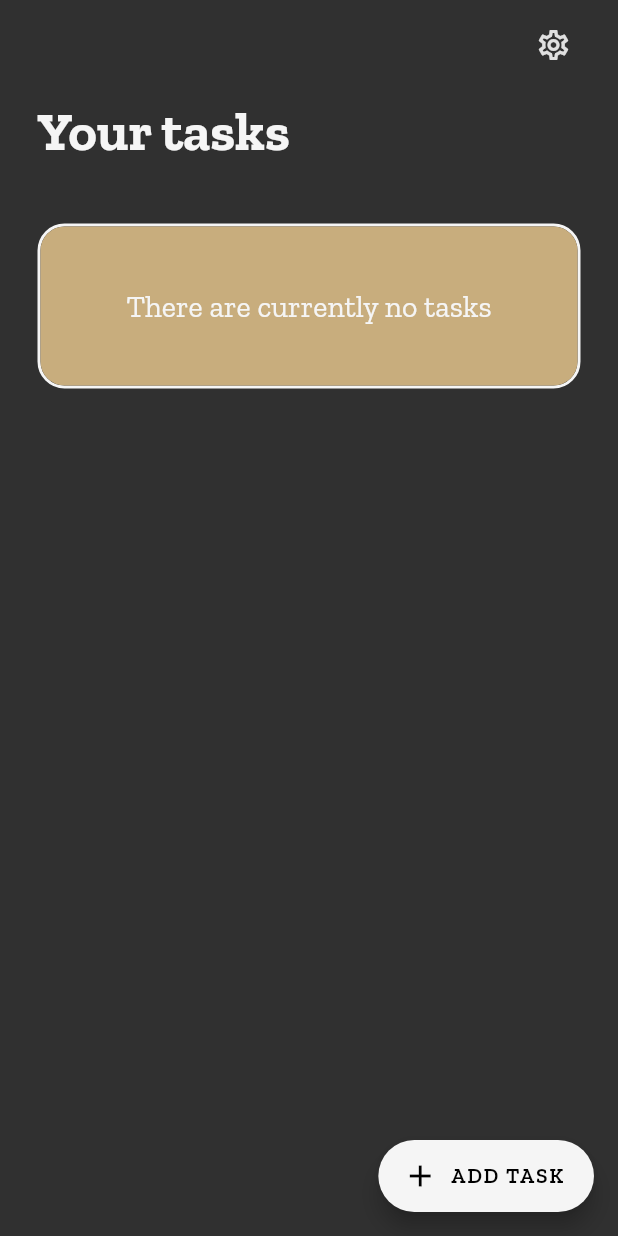
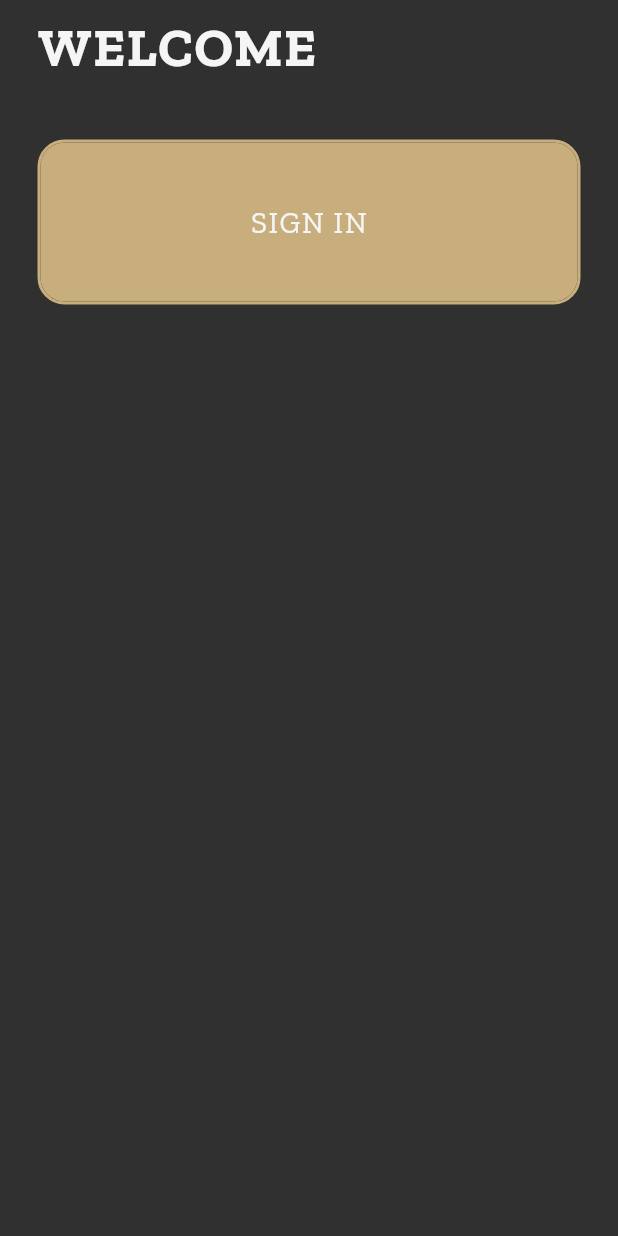
Before and after one commit to ucll-mobile-2021/project-Stef, a Flutter app: the screen it shows after launch, on a phone screen of 412 x 824 dp. Run offline on Flutter 3.47's test engine with Material 2 defaults, Android fonts, the phone set to English and light mode, and no system bars; our stand-ins replace local_auth, outline_material_icons, share, shared_preferences, sqflite; accounts and stored records are empty; project files that could hold a hidden picture were left out.

```diff
--- a/lib/main.dart
+++ b/lib/main.dart
@@ -1,6 +1,6 @@
 import 'package:flutter/material.dart';
+import 'package:todo_app/src/screens/signIn.dart';
 import 'package:todo_app/src/services/themeStorage.dart';
-import 'src/screens/home.dart';
 import 'src/components/theme.dart';
 
 void main() => runApp(TodoApp());
@@ -23,7 +23,7 @@ class _TodoAppState extends State<TodoApp> {
     return MaterialApp(
       title: 'Todo',
       theme: theme,
-      home: MyHomePage(changeTheme: setTheme)
+      home: SignIn(changeTheme: setTheme)
     );
   }
 
--- a/lib/src/screens/settings.dart
+++ b/lib/src/screens/settings.dart
@@ -19,7 +19,7 @@ class _SettingsState extends State<Settings> {
   Map _packageInfo = new Map<String, String>();
 
   void _setPackageInfo(){
-    _packageInfo['version'] = 'v0.3-beta';
+    _packageInfo['version'] = 'v1.0';
   }
 
   @override
--- /dev/null
+++ b/lib/src/screens/signIn.dart
@@ -0,0 +1,192 @@
+import 'package:flutter/material.dart';
+import 'package:flutter/services.dart';
+import 'package:local_auth/local_auth.dart';
+import 'package:todo_app/src/screens/home.dart';
+
+class SignIn extends StatefulWidget {
+  final Function(Brightness brightness) changeTheme;
+  final Function(bool val) changeBiometrics;
+  final bool signInEnabled;
+
+  const SignIn({Key key, this.changeTheme, this.signInEnabled, this.changeBiometrics}) : super(key: key);
+
+  @override
+  _SignInState createState() => _SignInState();
+}
+
+class _SignInState extends State<SignIn> {
+  final LocalAuthentication auth = LocalAuthentication();
+  bool _canCheckBiometrics;
+  List<BiometricType> _availableBiometrics;
+  String _authorized = 'Not Authorized';
+  bool _isAuthenticating = false;
+
+  Future<void> _checkBiometrics() async {
+    bool canCheck;
+    try {
+      canCheck = await auth.canCheckBiometrics;
+    } on PlatformException catch (e) {
+      print(e);
+    }
+    if (!mounted) return;
+    setState(() {
+      _canCheckBiometrics = canCheck;
+    });
+  }
+
+  Future<void> _getAvailableBiometrics() async {
+    List<BiometricType> available;
+    try {
+      available = await auth.getAvailableBiometrics();
+    } on PlatformException catch (e) {
+      print(e);
+    }
+    if (!mounted) return;
+    setState(() {
+      _availableBiometrics = available;
+    });
+  }
+
+  Future<void> _authenticate() async {
+    bool authenticated = false;
+    try {
+      setState(() {
+        _isAuthenticating = true;
+        _authorized = 'Authenticating...';
+      });
+      authenticated = await auth.authenticateWithBiometrics(
+          localizedReason: 'Scan your fingerprint to authenticate',
+          useErrorDialogs: true,
+          stickyAuth: true);
+      setState(() {
+        _isAuthenticating = false;
+        _authorized = 'Authenticating...';
+      });
+    } on PlatformException catch (e) {
+      print(e);
+    }
+    if (!mounted) return;
+    final String message = authenticated ? 'Authorized' : 'Not Authorized';
+    setState(() {
+      _authorized = message;
+    });
+    if (authenticated) {
+      Navigator.push(
+          context,
+          MaterialPageRoute(
+              builder: (context) =>
+                  MyHomePage(changeTheme: widget.changeTheme)));
+    }
+  }
+
+  @override
+  void initState() {
+    super.initState();
+    _checkBiometrics();
+  }
+
+  @override
+  Widget build(BuildContext context) {
+    return Scaffold(
+      body: GestureDetector(
+        onTap: () {
+          FocusScope.of(context).requestFocus(new FocusNode());
+        },
+        child: AnimatedContainer(
+          duration: Duration(milliseconds: 200),
+          child: ListView(
+            physics: BouncingScrollPhysics(),
+            children: <Widget>[
+              buildHeader(context),
+              GestureDetector(
+                onTap: goToHome,
+                child: buildSignInButton(context),
+              ),
+              Container(
+                height: 100,
+              )
+            ],
+          ),
+          margin: EdgeInsets.only(top: 2),
+          padding: EdgeInsets.only(left: 15, right: 15),
+        ),
+      ),
+    );
+  }
+
+  Future<void> goToHome() async {
+    if (_canCheckBiometrics) {
+      await _getAvailableBiometrics();
+      await _authenticate();
+    } else {
+      Navigator.push(
+        context,
+        MaterialPageRoute(builder: (context) => MyHomePage(changeTheme: widget.changeTheme,))
+      );
+    }
+  }
+
+  buildSignInButton(BuildContext context) {
+    return Container(
+        margin: EdgeInsets.fromLTRB(10, 8, 10, 8),
+        height: 110,
+        decoration: BoxDecoration(
+          border: Border.all(color: Theme.of(context).canvasColor, width: 2),
+          borderRadius: BorderRadius.circular(18),
+        ),
+        child: Material(
+          borderRadius: BorderRadius.circular(16),
+          clipBehavior: Clip.antiAlias,
+          child: Container(
+            padding: EdgeInsets.all(16),
+            child: Column(
+              mainAxisAlignment: MainAxisAlignment.center,
+              children: <Widget>[
+                Center(
+                  child: Row(
+                    mainAxisAlignment: MainAxisAlignment.center,
+                    children: <Widget>[
+                      Padding(
+                          padding: const EdgeInsets.all(8),
+                          child: Text(
+                            'Sign In'.toUpperCase(),
+                            style: TextStyle(
+                                fontFamily: 'ZillaSlab',
+                                color: Theme.of(context).primaryColor,
+                                fontSize: 20,
+                                letterSpacing: 1),
+                          ))
+                    ],
+                  ),
+                )
+              ],
+            ),
+          ),
+        ));
+  }
+
+  Widget buildHeader(BuildContext context) {
+    return Row(
+      children: <Widget>[
+        AnimatedContainer(
+          duration: Duration(milliseconds: 200),
+          curve: Curves.easeIn,
+          margin: EdgeInsets.only(top: 8, bottom: 32, left: 10),
+          child: Text(
+            'Welcome'.toUpperCase(),
+            style: TextStyle(
+                fontFamily: 'ZillaSlab',
+                fontWeight: FontWeight.w700,
+                fontSize: 36,
+                color: Theme.of(context).primaryColor,
+                letterSpacing: 1),
+            overflow: TextOverflow.clip,
+            softWrap: false,
+          ),
+        ),
+      ],
+    );
+  }
+
+
+}
--- a/pubspec.yaml
+++ b/pubspec.yaml
@@ -30,6 +30,7 @@ dependencies:
   shared_preferences: ^0.5.3+1
   url_launcher: ^5.0.3
   share: ^0.6.1+1
+  local_auth:
 
 
   # The following adds the Cupertino Icons font to your application.
```
Also changed, not shown: pubspec.lock, 2 other files.
